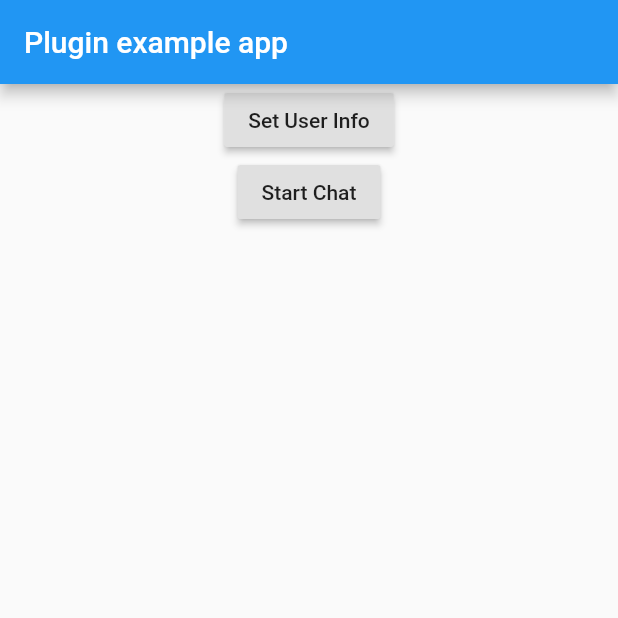
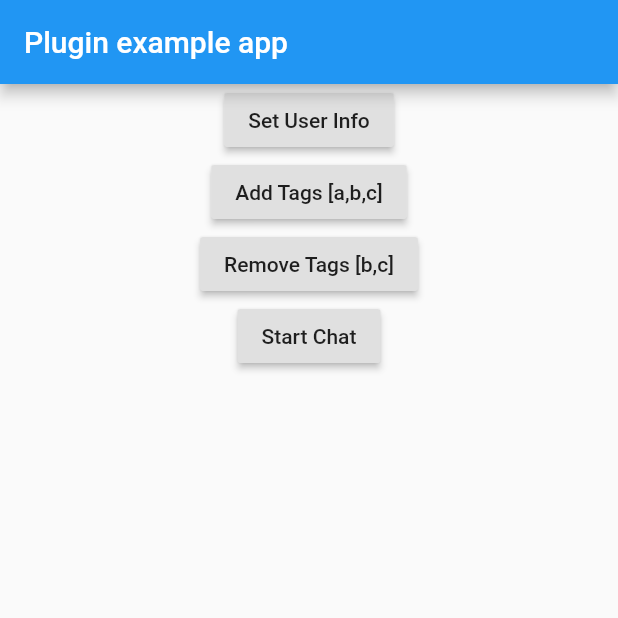
Before and after one commit to emostar/flutter-zendesk, a Flutter app: the screen it shows after launch, after a tap on "Start Chat", on a phone screen of 412 x 824 dp, the top half of it. Run offline on Flutter 3.47's test engine with Material 2 defaults, Android fonts, the phone set to English and light mode, and no system bars.

```diff
--- a/example/lib/main.dart
+++ b/example/lib/main.dart
@@ -6,7 +6,8 @@ import 'package:zendesk/zendesk.dart';
 
 void main() => runApp(new MyApp());
 
-const ZendeskAccountKey = '<KEY HERE>';
+// const ZendeskAccountKey = '<KEY HERE>';
+const ZendeskAccountKey = '***REMOVED***';
 
 class MyApp extends StatefulWidget {
   @override
@@ -25,11 +26,14 @@ class _MyAppState extends State<MyApp> {
 
   // Zendesk is asynchronous, so we initialize in an async method.
   Future<void> initZendesk() async {
-    zendesk.init(ZendeskAccountKey, department: 'Department Name', appName: 'My Example App').then((r) {
-	  print('init finished');
-	}).catchError((e) {
-	  print('failed with error $e');
-	});
+    zendesk
+        .init(ZendeskAccountKey,
+            department: 'Department Name', appName: 'My Example App')
+        .then((r) {
+      print('init finished');
+    }).catchError((e) {
+      print('failed with error $e');
+    });
 
     // If the widget was removed from the tree while the asynchronous platform
     // message was in flight, we want to discard the reply rather than calling
@@ -44,27 +48,7 @@ class _MyAppState extends State<MyApp> {
     return MaterialApp(
       home: Scaffold(
         appBar: AppBar(
-          title: Column(
-            mainAxisSize: MainAxisSize.min,
-            children: [
-              Text('Plugin example app'),
-              FutureBuilder<String>(
-                future: Zendesk().version(),
-                builder: (context, snapshot) {
-                  if (snapshot.hasData) {
-                    return Text(
-                      'SDK Version: ${snapshot.data}',
-                      style: Theme.of(context)
-                          .textTheme
-                          .caption
-                          .apply(color: Colors.white),
-                    );
-                  }
-                  return SizedBox();
-                },
-              ),
-            ],
-          ),
+          title: Text('Plugin example app'),
         ),
         body: Center(
           child: Column(
@@ -101,6 +85,26 @@ class _MyAppState extends State<MyApp> {
                   },
                 ),
               RaisedButton(
+                child: Text('Add Tags [a,b,c]'),
+                onPressed: () async {
+                  zendesk.addTags(['a', 'b', 'c']).then((r) {
+                    print('addTags Finished: $r');
+                  }).catchError((e) {
+                    print('error $e');
+                  });
+                },
+              ),
+              RaisedButton(
+                child: Text('Remove Tags [b,c]'),
+                onPressed: () async {
+                  zendesk.removeTags(['b', 'c']).then((r) {
+                    print('removeTags Finished: $r');
+                  }).catchError((e) {
+                    print('error $e');
+                  });
+                },
+              ),
+              RaisedButton(
                 child: Text('Start Chat'),
                 onPressed: () async {
                   zendesk.startChat().then((r) {
--- a/lib/zendesk.dart
+++ b/lib/zendesk.dart
@@ -7,35 +7,76 @@ class Zendesk {
   static const MethodChannel _channel =
       const MethodChannel('com.codeheadlabs.zendesk');
 
-  Future<void> init(String accountKey, {String department, String appName}) async {
-    await _channel.invokeMethod('init', <String, String>{
+  Future<void> init(
+    String accountKey, {
+    String department,
+    String appName,
+  }) async {
+    await _channel.invokeMethod<void>('init', <String, String>{
       'accountKey': accountKey,
       'department': department,
       'appName': appName,
     });
   }
 
-  Future<void> setVisitorInfo(
-      {String name, String email, String phoneNumber, String note}) async {
-    await _channel.invokeMethod('setVisitorInfo', <String, String>{
+  Future<void> setVisitorInfo({
+    String name,
+    String email,
+    String phoneNumber,
+    String department,
+  }) async {
+    await _channel.invokeMethod<void>('setVisitorInfo', <String, String>{
       'name': name,
       'email': email,
       'phoneNumber': phoneNumber,
+      'department': department,
+    });
+  }
+
+  Future<String> appendNote(String note) async {
+    return await _channel.invokeMethod<String>('appendNote', <String, String>{
       'note': note,
     });
   }
 
+  Future<String> setNote(String note) async {
+    return await _channel.invokeMethod<String>('setNote', <String, String>{
+      'note': note,
+    });
+  }
+
+  Future<List<String>> addTags(List<String> tags) async {
+    return await _channel.invokeListMethod<String>('addTags', <String, dynamic>{
+      'tags': tags,
+    });
+  }
+
+  Future<List<String>> removeTags(List<String> tags) async {
+    return await _channel
+        .invokeListMethod<String>('removeTags', <String, dynamic>{
+      'tags': tags,
+    });
+  }
+
   Future<void> startChat({
+    bool isPreChatFormEnabled,
+    bool isOfflineFormEnabled,
+    bool isAgentAvailabilityEnabled,
+    bool isChatTranscriptPromptEnabled,
+    String messagingName,
+    String iosBackButtonTitle,
     Color iosNavigationBarColor,
     Color iosNavigationTitleColor,
   }) async {
-    await _channel.invokeMethod('startChat', {
+    await _channel.invokeMethod<void>('startChat', {
+      'isPreChatFormEnabled': isPreChatFormEnabled,
+      'isOfflineFormEnabled': isOfflineFormEnabled,
+      'isAgentAvailabilityEnabled': isAgentAvailabilityEnabled,
+      'isChatTranscriptPromptEnabled': isChatTranscriptPromptEnabled,
+      'messagingName': messagingName,
+      'iosBackButtonTitle': iosBackButtonTitle,
       'iosNavigationBarColor': iosNavigationBarColor?.value,
       'iosNavigationTitleColor': iosNavigationTitleColor?.value,
     });
   }
-
-  Future<String> version() async {
-    return _channel.invokeMethod<String>('version');
-  }
 }
```
Also changed, not shown: example/test_driver/zendesk_e2e.dart (+1 -7 lines), 5 other files.
